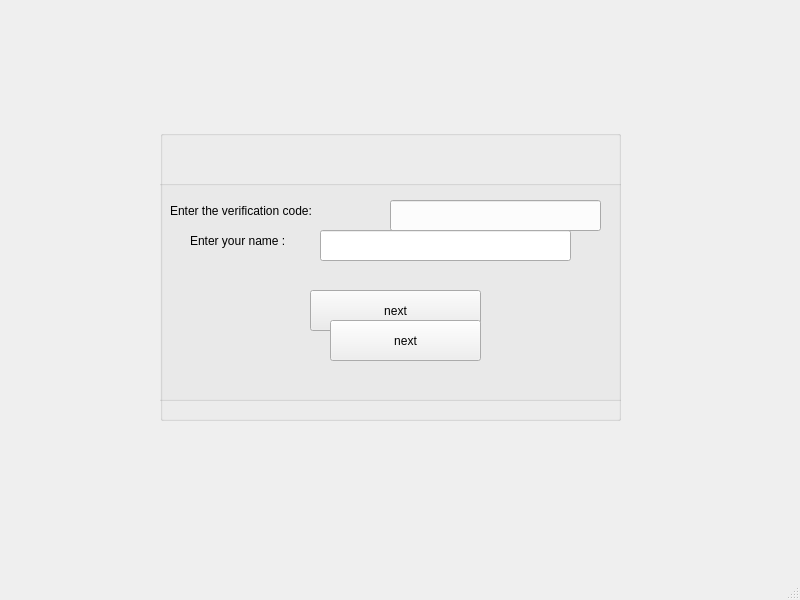
dzhevad/telegram_project, file telegram server/telegram/page3_verificationcode.ui: the form before one commit.
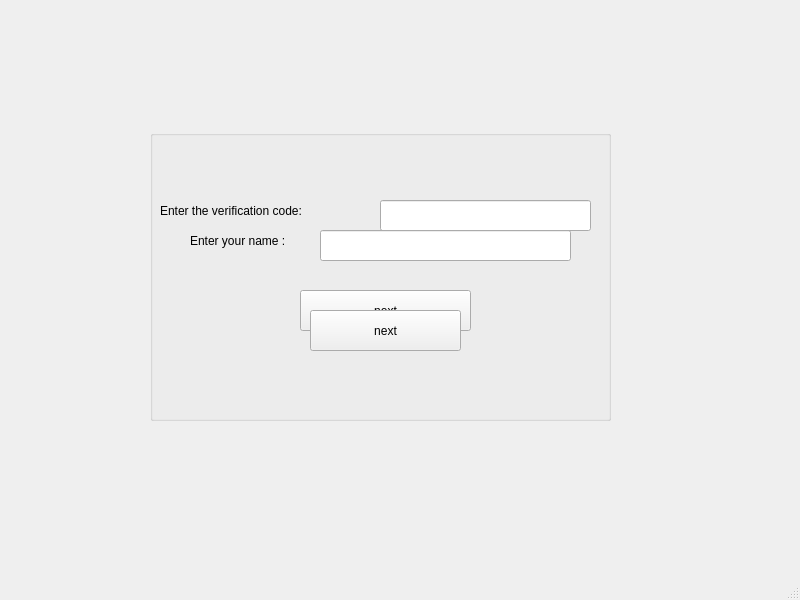
The form after the commit.

Patch:
```diff
--- a/telegram server/telegram/page3_verificationcode.ui
+++ b/telegram server/telegram/page3_verificationcode.ui
@@ -17,7 +17,7 @@
    <widget class="QGroupBox" name="groupBox">
     <property name="geometry">
      <rect>
-      <x>160</x>
+      <x>150</x>
       <y>130</y>
       <width>461</width>
       <height>291</height>
@@ -31,7 +31,7 @@
       <rect>
        <x>10</x>
        <y>60</y>
-       <width>171</width>
+       <width>191</width>
        <height>41</height>
       </rect>
      </property>
@@ -62,23 +62,11 @@
       <string>next</string>
      </property>
     </widget>
-    <widget class="QGroupBox" name="groupBox_get_name">
-     <property name="geometry">
-      <rect>
-       <x>-20</x>
-       <y>50</y>
-       <width>491</width>
-       <height>221</height>
-      </rect>
-     </property>
-     <property name="title">
-      <string/>
-     </property>
      <widget class="QPushButton" name="pushButton_get_name">
       <property name="geometry">
        <rect>
-        <x>190</x>
-        <y>140</y>
+       <x>160</x>
+       <y>180</y>
         <width>151</width>
         <height>41</height>
        </rect>
@@ -87,22 +75,12 @@
        <string>next</string>
       </property>
      </widget>
-     <widget class="QLineEdit" name="lineEdit_get_name">
-      <property name="geometry">
-       <rect>
-        <x>180</x>
-        <y>50</y>
-        <width>251</width>
-        <height>31</height>
-       </rect>
-      </property>
-     </widget>
      <widget class="QLabel" name="label_get_name">
       <property name="geometry">
        <rect>
-        <x>50</x>
-        <y>50</y>
-        <width>171</width>
+       <x>40</x>
+       <y>100</y>
+       <width>131</width>
         <height>21</height>
        </rect>
       </property>
@@ -110,6 +88,15 @@
        <string>Enter your name :</string>
       </property>
      </widget>
+    <widget class="QLineEdit" name="lineEdit_get_name">
+     <property name="geometry">
+      <rect>
+       <x>170</x>
+       <y>100</y>
+       <width>251</width>
+       <height>31</height>
+      </rect>
+     </property>
     </widget>
    </widget>
   </widget>
@@ -119,7 +106,7 @@
      <x>0</x>
      <y>0</y>
      <width>800</width>
-     <height>26</height>
+     <height>22</height>
     </rect>
    </property>
   </widget>
```
Lines whose indentation alone changed are shown as unchanged.
